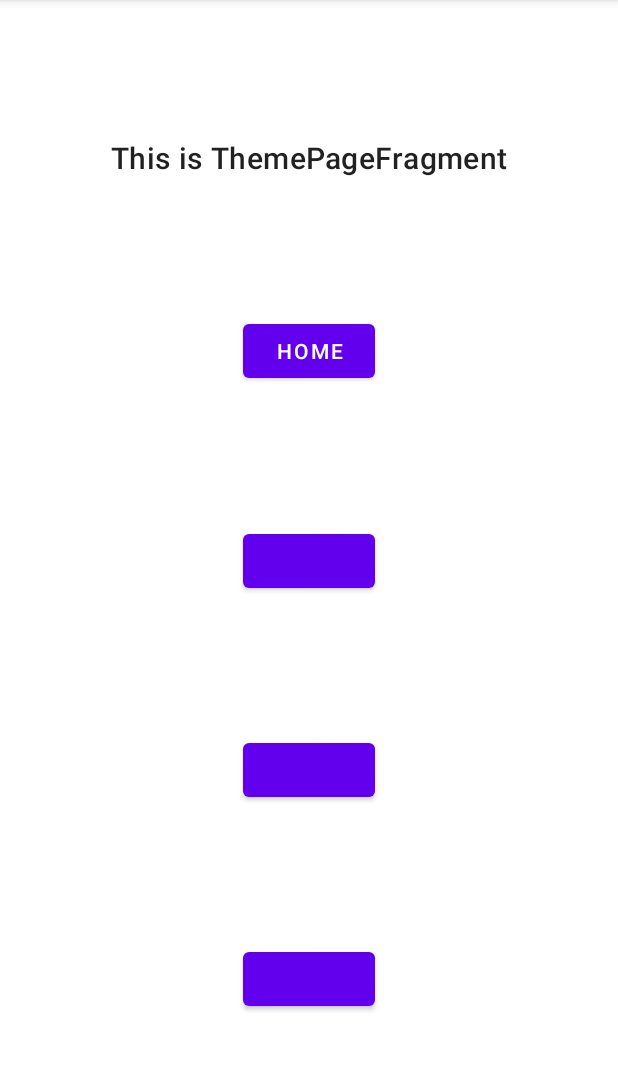
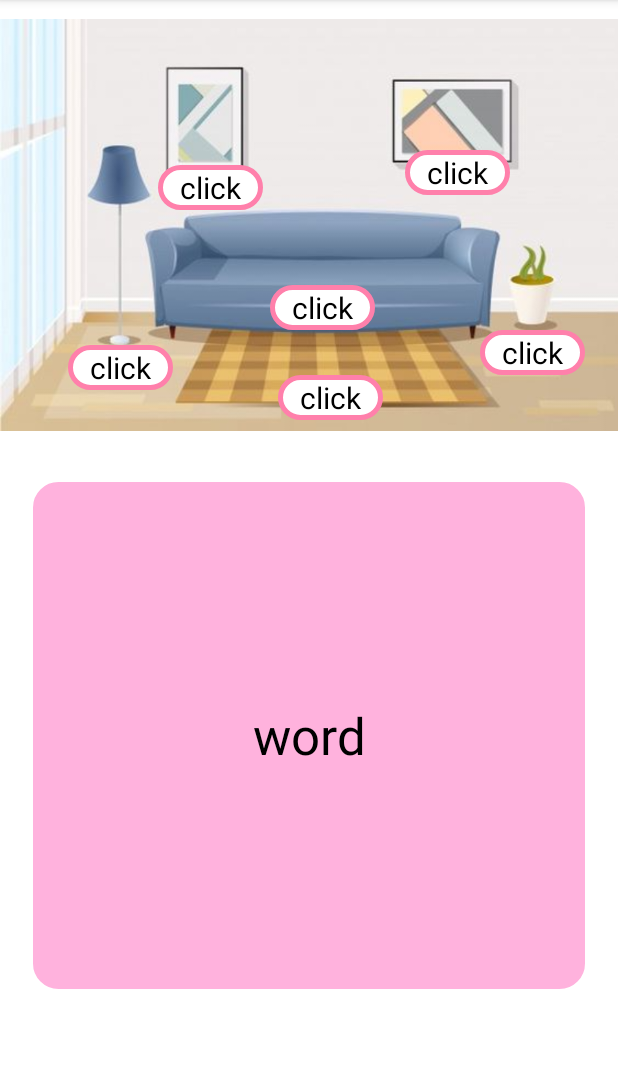
Before and after one commit to MilkShakeBro/SoftwareStudioFinalProject, an Android app: the ThemePageFragment screen opened through its navigation route, on a phone screen of 412 x 824 dp, the part 84-1155 px from its top. Run offline under Robolectric (Android 15) with nearby library versions, the phone set to English and light mode, and no system bars; our stand-ins replace Dagger/Hilt's generated code, data binding; pictures from the network do not load; Roboto replaces fonts that are not available here.

Commit message:
version 2 new

```diff
--- a/app/src/main/java/com/example/finalprojecttemplate/ui/ThemePageFragment.kt
+++ /dev/null
@@ -1,42 +0,0 @@
-package com.example.finalprojecttemplate.ui
-
-import android.os.Bundle
-import android.view.LayoutInflater
-import android.view.View
-import android.view.ViewGroup
-import androidx.fragment.app.Fragment
-import androidx.navigation.fragment.findNavController
-import com.example.finalprojecttemplate.databinding.ArticlePageBinding
-import com.example.finalprojecttemplate.databinding.TemplateLayoutBinding
-import com.example.finalprojecttemplate.ui.article.ArticlePageFragmentDirections
-
-class ThemePageFragment: Fragment()  {
-
-    private var binding: TemplateLayoutBinding? = null
-
-    override fun onCreateView(
-        inflater: LayoutInflater,
-        container: ViewGroup?,
-        savedInstanceState: Bundle?
-    ): View? {
-        val fragmentBinding = TemplateLayoutBinding.inflate(inflater, container, false)
-        binding = fragmentBinding
-        return fragmentBinding.root
-    }
-
-    override fun onViewCreated(view: View, savedInstanceState: Bundle?) {
-        super.onViewCreated(view, savedInstanceState)
-        binding?.apply {
-            button1.setOnClickListener {
-                val action = ThemePageFragmentDirections.actionThemePageFragmentToHomePageFragment()
-                findNavController().navigate(action)
-            }
-            button1.text = "Home"
-            fragmentDescription.text = "This is ThemePageFragment"
-            button1.setOnClickListener {
-                val action = ArticlePageFragmentDirections.actionArticlePageFragmentToHomePageFragment()
-                findNavController().navigate(action)
-            }
-        }
-    }
-}
--- /dev/null
+++ b/app/src/main/java/com/example/finalprojecttemplate/ui/theme/ThemePageFragment.kt
@@ -0,0 +1,34 @@
+package com.example.finalprojecttemplate.ui.theme
+
+import android.os.Bundle
+import android.view.LayoutInflater
+import android.view.View
+import android.view.ViewGroup
+import androidx.fragment.app.Fragment
+import com.example.finalprojecttemplate.databinding.ThemeFragmentBinding
+
+class ThemePageFragment: Fragment()  {
+
+
+    private var binding: ThemeFragmentBinding? = null
+
+    override fun onCreateView(
+        inflater: LayoutInflater,
+        container: ViewGroup?,
+        savedInstanceState: Bundle?
+    ): View? {
+        val fragmentBinding = ThemeFragmentBinding.inflate(inflater, container, false)
+        binding = fragmentBinding
+        return fragmentBinding.root
+    }
+
+    override fun onViewCreated(view: View, savedInstanceState: Bundle?) {
+        super.onViewCreated(view, savedInstanceState)
+        binding?.apply {
+//            click1.setOnClickListener {
+//                val action = ThemePageFragmentDirections.actionThemePageFragmentToHomePageFragment()
+//                findNavController().navigate(action)
+//            }
+        }
+    }
+}
--- a/app/src/main/res/layout/theme_fragment.xml
+++ b/app/src/main/res/layout/theme_fragment.xml
@@ -2,18 +2,16 @@
 <layout xmlns:android="http://schemas.android.com/apk/res/android"
     xmlns:app="http://schemas.android.com/apk/res-auto"
     xmlns:tools="http://schemas.android.com/tools">
-    <FrameLayout
-        android:layout_width="match_parent"
-        android:layout_height="match_parent">
+
         <androidx.constraintlayout.widget.ConstraintLayout
             android:layout_width="match_parent"
-            android:layout_height="wrap_content">
+            android:layout_height="match_parent">
 
             <ImageView
                 android:id="@+id/theme_image"
-                android:layout_width="wrap_content"
-                android:layout_height="wrap_content"
-                android:scaleType="fitXY"
+                android:layout_width="match_parent"
+                android:layout_height="300dp"
+                android:scaleType="fitCenter"
                 android:src="@drawable/living_room"
                 app:layout_constraintBottom_toBottomOf="parent"
                 app:layout_constraintEnd_toEndOf="parent"
@@ -22,15 +20,17 @@
                 app:layout_constraintTop_toTopOf="parent"
                 app:layout_constraintVertical_bias="0.0" />
 
+
             <FrameLayout
                 android:id="@+id/theme_card"
                 android:layout_width="400dp"
-                android:layout_height="400dp"
-                android:layout_margin="15dp"
+                android:layout_height="370dp"
+                android:layout_margin="5dp"
                 android:gravity="center"
                 app:layout_constraintStart_toStartOf="parent"
                 app:layout_constraintEnd_toEndOf="parent"
                 app:layout_constraintTop_toBottomOf="@id/theme_image">
+
                 <include layout="@layout/vocabulary_card" />
             </FrameLayout>
 
@@ -39,52 +39,62 @@
                 layout="@layout/click_button"
                 android:layout_width="70dp"
                 android:layout_height="30dp"
-                tools:layout_editor_absoluteX="110dp"
-                tools:layout_editor_absoluteY="120dp" />
+                android:layout_marginLeft="105dp"
+                android:layout_marginTop="110dp"
+                app:layout_constraintTop_toTopOf="parent"
+                app:layout_constraintStart_toStartOf="parent"/>
 
             <include
                 android:id="@+id/click2"
                 layout="@layout/click_button"
                 android:layout_width="70dp"
                 android:layout_height="30dp"
-                tools:layout_editor_absoluteX="278dp"
-                tools:layout_editor_absoluteY="120dp" />
+                android:layout_marginLeft="270dp"
+                android:layout_marginTop="100dp"
+                app:layout_constraintTop_toTopOf="parent"
+                app:layout_constraintStart_toStartOf="parent"/>
 
             <include
                 android:id="@+id/click3"
                 layout="@layout/click_button"
                 android:layout_width="70dp"
                 android:layout_height="30dp"
-                tools:layout_editor_absoluteX="47dp"
-                tools:layout_editor_absoluteY="301dp" />
+                android:layout_marginLeft="45dp"
+                android:layout_marginTop="230dp"
+                app:layout_constraintTop_toTopOf="parent"
+                app:layout_constraintStart_toStartOf="parent"/>
 
             <include
                 android:id="@+id/click4"
                 layout="@layout/click_button"
                 android:layout_width="70dp"
                 android:layout_height="30dp"
-                tools:layout_editor_absoluteX="198dp"
-                tools:layout_editor_absoluteY="241dp" />
+                android:layout_marginLeft="180dp"
+                android:layout_marginTop="190dp"
+                app:layout_constraintTop_toTopOf="parent"
+                app:layout_constraintStart_toStartOf="parent"/>
 
             <include
                 android:id="@+id/click5"
                 layout="@layout/click_button"
                 android:layout_width="70dp"
                 android:layout_height="30dp"
-                tools:layout_editor_absoluteX="344dp"
-                tools:layout_editor_absoluteY="271dp" />
+                android:layout_marginLeft="320dp"
+                android:layout_marginTop="220dp"
+                app:layout_constraintTop_toTopOf="parent"
+                app:layout_constraintStart_toStartOf="parent"/>
 
             <include
                 android:id="@+id/click6"
                 layout="@layout/click_button"
                 android:layout_width="70dp"
                 android:layout_height="30dp"
-                tools:layout_editor_absoluteX="191dp"
-                tools:layout_editor_absoluteY="338dp" />
+                android:layout_marginLeft="185dp"
+                android:layout_marginTop="250dp"
+                app:layout_constraintTop_toTopOf="parent"
+                app:layout_constraintStart_toStartOf="parent"/>
+
 
         </androidx.constraintlayout.widget.ConstraintLayout>
-    </FrameLayout>
-
-
 
 </layout>
--- a/app/src/main/res/navigation/nav_graph.xml
+++ b/app/src/main/res/navigation/nav_graph.xml
@@ -95,7 +95,7 @@
     </fragment>
     <fragment
         android:id="@+id/themePageFragment"
-        android:name="com.example.finalprojecttemplate.ui.ThemePageFragment"
+        android:name="com.example.finalprojecttemplate.ui.theme.ThemePageFragment"
         android:label="ThemePageFragment" >
         <action
             android:id="@+id/action_themePageFragment_to_homePageFragment"
```
Also changed, not shown: app/src/main/java/com/example/finalprojecttemplate/data/data_source/FakeDatabase.kt (+65 -17 lines), app/src/main/java/com/example/finalprojecttemplate/ui/theme/ThemePageViewModel.kt (added, +33 -0 lines).
